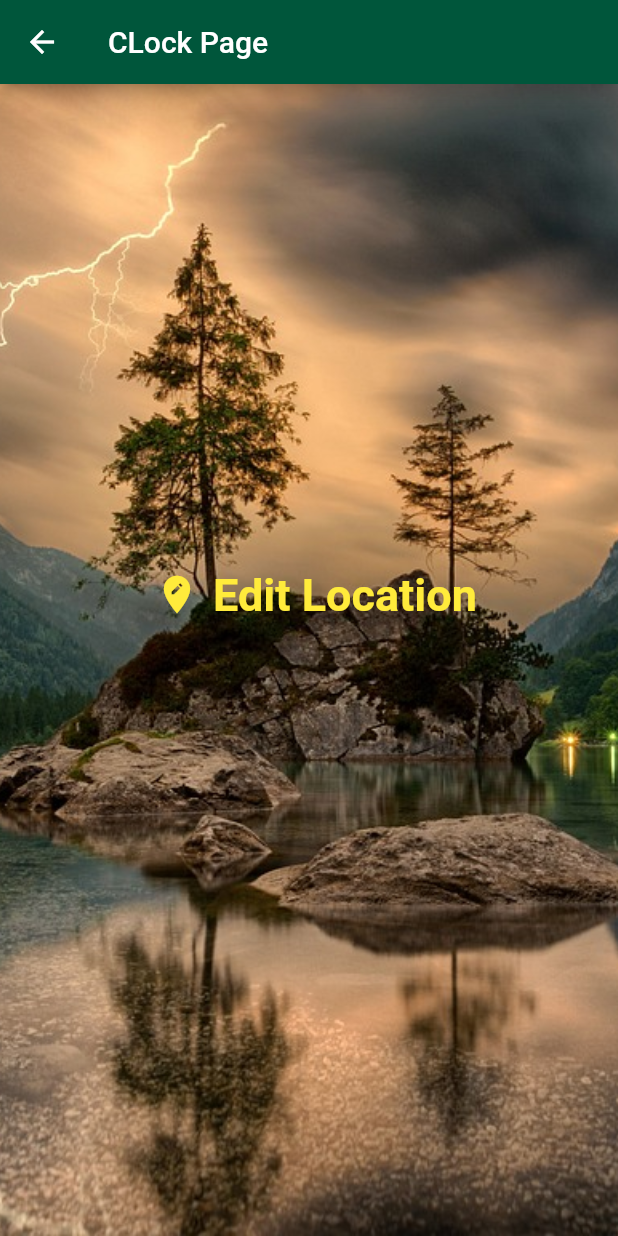
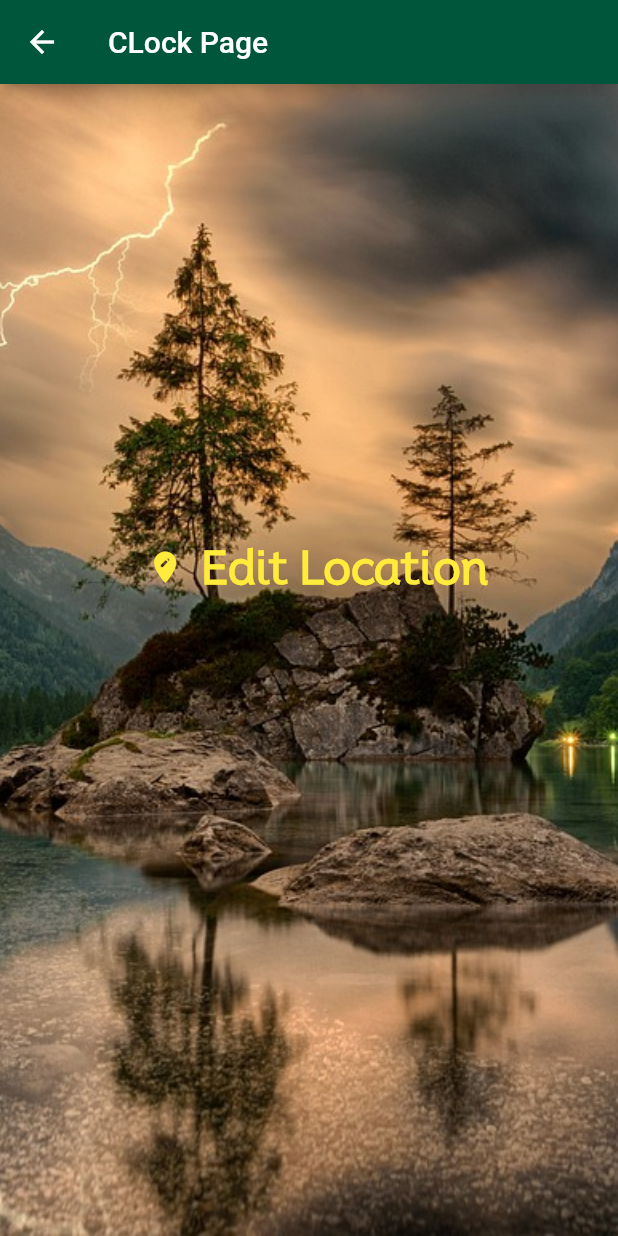
Before and after one commit to admin123KK/final-deal, a Flutter app: the LokiPage screen opened directly with empty values, on a phone screen of 412 x 824 dp. Run offline on Flutter 3.47's test engine with Material 2 defaults, Android fonts, the phone set to English and light mode, and no system bars; our stand-ins replace flutter_spinkit; network calls fail.

Commit message:
Final list country clock sucess

```diff
--- a/lib/loading_page.dart
+++ b/lib/loading_page.dart
@@ -15,7 +15,7 @@ class _LoadingPageState extends State<LoadingPage> {
 
   void setupWorldTime() async {
     WorldTime instance = WorldTime(
-      time: "2023-10-16T08:57:36.280124+05:45",
+      time: "2023-10-18T09:29:26.430419+05:45",
       location: "Kathamandu",
       flag: "nepal.png",
       url: "Asia/Kathmandu",
--- a/lib/location_page.dart
+++ b/lib/location_page.dart
@@ -13,7 +13,9 @@ Map data = {};
 class _LokiPageState extends State<LokiPage> {
   @override
   Widget build(BuildContext context) {
-    data = ModalRoute.of(context)?.settings.arguments as Map;
+    data = data.isNotEmpty
+        ? data
+        : ModalRoute.of(context)?.settings.arguments as Map;
     print(data);
 
     String bgImage = data['isDaytime'] ? 'day.image.jpg' : 'night.image.jpg';
@@ -39,15 +41,26 @@ class _LokiPageState extends State<LokiPage> {
                   Row(
                     mainAxisAlignment: MainAxisAlignment.center,
                     children: [
-                      IconButton(
-                        onPressed: () {
-                          Navigator.pushReplacementNamed(
-                              context, '/ChooseLocation');
-                        },
-                        icon: const Icon(
-                          Icons.edit_location,
-                          color: Colors.yellow,
-                          size: 30,
+                      InkWell(
+                        onTap: () {},
+                        child: IconButton(
+                          onPressed: () async {
+                            dynamic result = await Navigator.pushNamed(
+                                context, '/ChooseLocation');
+                            setState(() {
+                              data = {
+                                'datetime': result['datetime'],
+                                'flag': result['flag'],
+                                'location': result['location'],
+                                'isDaytime': result['isDaytime']
+                              };
+                            });
+                          },
+                          icon: const Icon(
+                            Icons.edit_location,
+                            color: Colors.yellow,
+                            size: 25,
+                          ),
                         ),
                       ),
                       const Text(
@@ -55,6 +68,7 @@ class _LokiPageState extends State<LokiPage> {
                         style: TextStyle(
                             fontWeight: FontWeight.bold,
                             color: Colors.yellow,
+                            fontFamily: 'Mooli',
                             fontSize: 30),
                       )
                     ],
@@ -70,7 +84,7 @@ class _LokiPageState extends State<LokiPage> {
                         style: const TextStyle(
                             letterSpacing: 1.5,
                             color: Colors.yellow,
-                            fontSize: 20,
+                            fontSize: 25,
                             fontFamily: 'Mooli',
                             fontWeight: FontWeight.bold),
                       )
@@ -88,7 +102,8 @@ class _LokiPageState extends State<LokiPage> {
                             letterSpacing: 1.5,
                             color: Colors.yellow,
                             fontWeight: FontWeight.bold,
-                            fontSize: 20),
+                            fontFamily: 'Mooli',
+                            fontSize: 45),
                       )
                     ],
                   ),
```
Also changed, not shown: lib/choose_location.dart (+21 -1 lines), assets/day.image.jpg, 1 other file.
